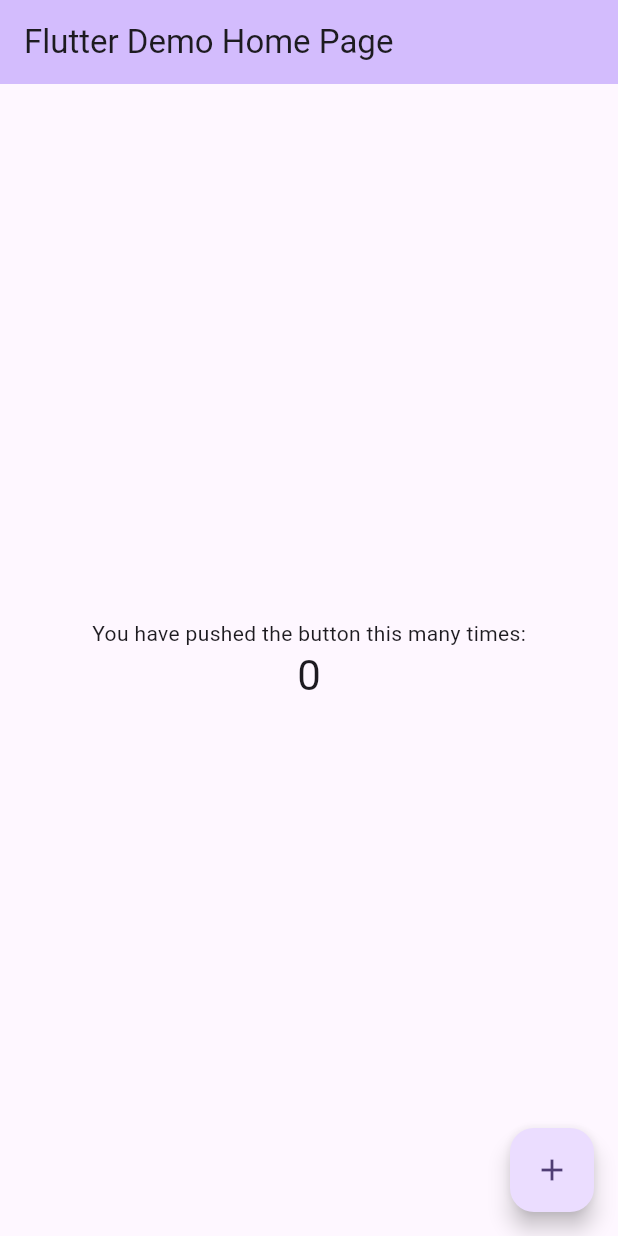
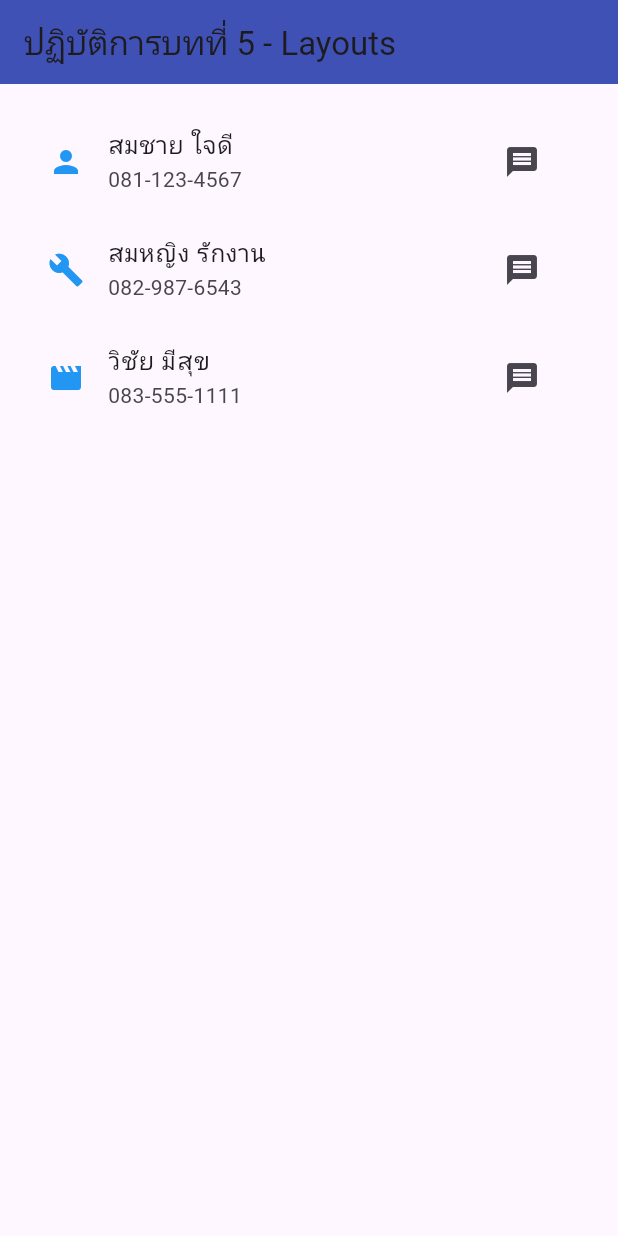
Before and after one commit to Sutharot2004/hello_flutter, a Flutter app: the screen it shows after launch, on a phone screen of 412 x 824 dp. Run offline on Flutter 3.47's test engine with Material 3 defaults, Android fonts, the phone set to English and light mode, and no system bars.

Commit message:
Update main.dart

```diff
--- a/lib/main.dart
+++ b/lib/main.dart
@@ -7,116 +7,58 @@ void main() {
 class MyApp extends StatelessWidget {
   const MyApp({super.key});
 
-  // This widget is the root of your application.
-  @override
   Widget build(BuildContext context) {
     return MaterialApp(
       title: 'Flutter Demo',
       theme: ThemeData(
-        // This is the theme of your application.
-        //
-        // TRY THIS: Try running your application with "flutter run". You'll see
-        // the application has a purple toolbar. Then, without quitting the app,
-        // try changing the seedColor in the colorScheme below to Colors.green
-        // and then invoke "hot reload" (save your changes or press the "hot
-        // reload" button in a Flutter-supported IDE, or press "r" if you used
-        // the command line to start the app).
-        //
-        // Notice that the counter didn't reset back to zero; the application
-        // state is not lost during the reload. To reset the state, use hot
-        // restart instead.
-        //
-        // This works for code too, not just values: Most code changes can be
-        // tested with just a hot reload.
         colorScheme: ColorScheme.fromSeed(seedColor: Colors.deepPurple),
       ),
-      home: const MyHomePage(title: 'Flutter Demo Home Page'),
+      home: const MyHomePage(),
     );
   }
 }
 
-class MyHomePage extends StatefulWidget {
-  const MyHomePage({super.key, required this.title});
-
-  // This widget is the home page of your application. It is stateful, meaning
-  // that it has a State object (defined below) that contains fields that affect
-  // how it looks.
-
-  // This class is the configuration for the state. It holds the values (in this
-  // case the title) provided by the parent (in this case the App widget) and
-  // used by the build method of the State. Fields in a Widget subclass are
-  // always marked "final".
-
-  final String title;
-
-  @override
-  State<MyHomePage> createState() => _MyHomePageState();
-}
-
-class _MyHomePageState extends State<MyHomePage> {
-  int _counter = 0;
-
-  void _incrementCounter() {
-    setState(() {
-      // This call to setState tells the Flutter framework that something has
-      // changed in this State, which causes it to rerun the build method below
-      // so that the display can reflect the updated values. If we changed
-      // _counter without calling setState(), then the build method would not be
-      // called again, and so nothing would appear to happen.
-      _counter++;
-    });
-  }
+class MyHomePage extends StatelessWidget {
+  const MyHomePage({super.key});
 
   @override
   Widget build(BuildContext context) {
-    // This method is rerun every time setState is called, for instance as done
-    // by the _incrementCounter method above.
-    //
-    // The Flutter framework has been optimized to make rerunning build methods
-    // fast, so that you can just rebuild anything that needs updating rather
-    // than having to individually change instances of widgets.
+    final List<Map<String, dynamic>> contactData = [
+      {'name': 'สมชาย ใจดี', 'phone': '081-123-4567', 'icon': Icons.person},
+      {'name': 'สมหญิง รักงาน', 'phone': '082-987-6543', 'icon': Icons.build},
+      {'name': 'วิชัย มีสุข', 'phone': '083-555-1111', 'icon': Icons.movie},
+      // ... รายชื่อผู้ติดต่อเพิ่มเติม
+    ];
+
     return Scaffold(
       appBar: AppBar(
-        // TRY THIS: Try changing the color here to a specific color (to
-        // Colors.amber, perhaps?) and trigger a hot reload to see the AppBar
-        // change color while the other colors stay the same.
-        backgroundColor: Theme.of(context).colorScheme.inversePrimary,
-        // Here we take the value from the MyHomePage object that was created by
-        // the App.build method, and use it to set our appbar title.
-        title: Text(widget.title),
+        title: const Text('ปฏิบัติการบทที่ 5 - Layouts'), // อัปเดต title
+        backgroundColor: Colors.indigo, // เปลี่ยนสีตามต้องการ
       ),
-      body: Center(
-        // Center is a layout widget. It takes a single child and positions it
-        // in the middle of the parent.
-        child: Column(
-          // Column is also a layout widget. It takes a list of children and
-          // arranges them vertically. By default, it sizes itself to fit its
-          // children horizontally, and tries to be as tall as its parent.
-          //
-          // Column has various properties to control how it sizes itself and
-          // how it positions its children. Here we use mainAxisAlignment to
-          // center the children vertically; the main axis here is the vertical
-          // axis because Columns are vertical (the cross axis would be
-          // horizontal).
-          //
-          // TRY THIS: Invoke "debug painting" (choose the "Toggle Debug Paint"
-          // action in the IDE, or press "p" in the console), to see the
-          // wireframe for each widget.
-          mainAxisAlignment: MainAxisAlignment.center,
-          children: <Widget>[
-            const Text('You have pushed the button this many times:'),
-            Text(
-              '$_counter',
-              style: Theme.of(context).textTheme.headlineMedium,
-            ),
-          ],
+      body: Padding(
+        // คง Padding ไว้สำหรับระยะห่างโดยรวม
+        padding: EdgeInsets.all(16.0),
+        child: ListView.builder(
+          itemCount: contactData.length, // จำนวนรายการทั้งหมด
+          itemBuilder: (BuildContext context, int index) {
+            final contact = contactData[index];
+            return ListTile(
+              leading: Icon(contact['icon'] as IconData, color: Colors.blue),
+              title: Text(contact['name'] as String),
+              subtitle: Text(contact['phone'] as String),
+              trailing: IconButton(
+                icon: const Icon(Icons.message),
+                onPressed: () {
+                  print('ส่งข้อความถึง ${contact['name']}...');
+                },
+              ),
+              onTap: () {
+                print('แตะที่ ${contact['name']}');
+              },
+            );
+          },
         ),
       ),
-      floatingActionButton: FloatingActionButton(
-        onPressed: _incrementCounter,
-        tooltip: 'Increment',
-        child: const Icon(Icons.add),
-      ), // This trailing comma makes auto-formatting nicer for build methods.
     );
   }
 }
```
